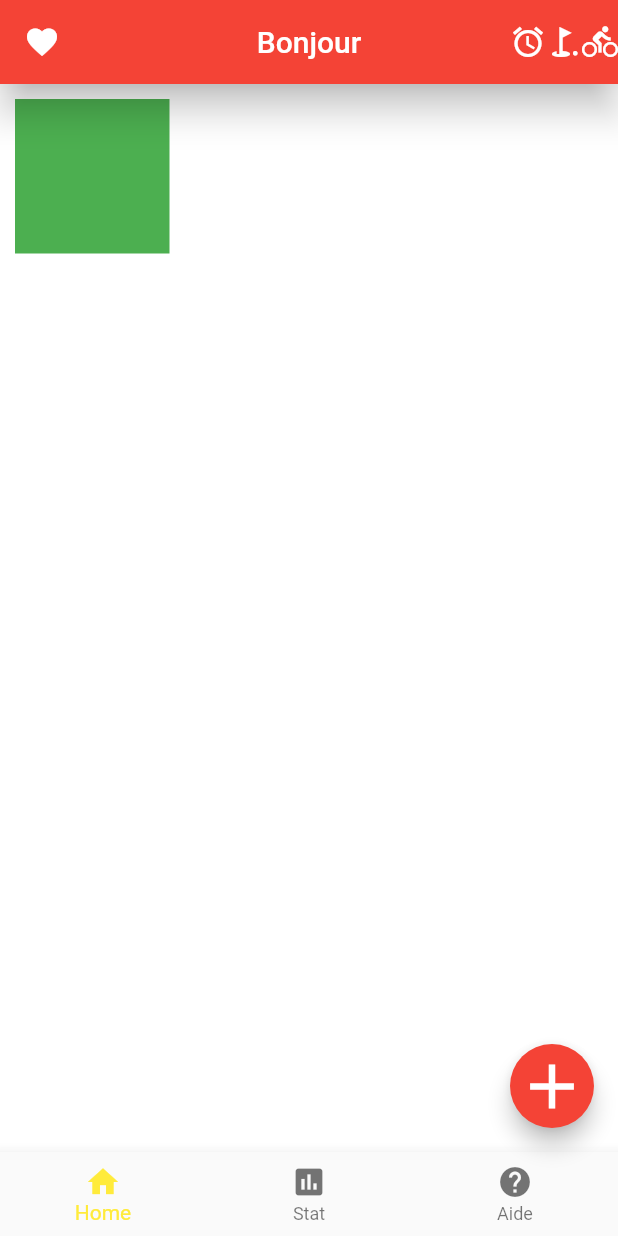
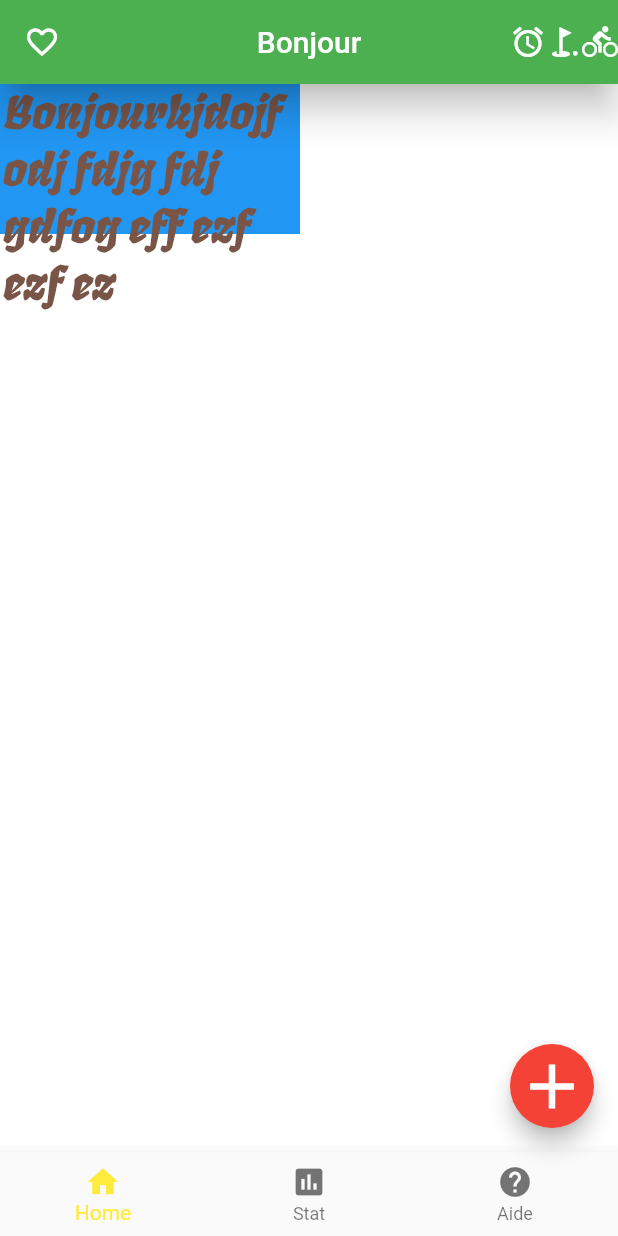
Before and after one commit to fabienlierville/di20-flutter-01widget, a Flutter app: the screen it shows after launch, after a tap on the "add" icon, on a phone screen of 412 x 824 dp. Run offline on Flutter 3.47's test engine with Material 2 defaults, Android fonts, the phone set to English and light mode, and no system bars.

Commit message:
Initial Commit

```diff
--- a/lib/Pages/home_page.dart
+++ b/lib/Pages/home_page.dart
@@ -12,6 +12,7 @@ class HomePage extends StatefulWidget {
 class _HomePageState extends State<HomePage> {
   bool _likethis = false;
   int _indexSelection = 0;
+  Color appBarColor = Colors.blueAccent;
 
   @override
   Widget build(BuildContext context) {
@@ -20,6 +21,7 @@ class _HomePageState extends State<HomePage> {
     return Scaffold(
       backgroundColor: Colors.white,
       appBar: AppBar(
+        backgroundColor: appBarColor,
         title: Text("Bonjour"),
         centerTitle: true,
         leading: IconButton(
@@ -37,7 +39,11 @@ class _HomePageState extends State<HomePage> {
         elevation: 10,
       ),
       floatingActionButton: FloatingActionButton(
-        onPressed: like,
+        onPressed: (){
+          setState(() {
+            appBarColor = Colors.green;
+          });
+        },
         backgroundColor: Colors.red,
         child: Icon(Icons.add, size: 50,),
       ),
@@ -56,10 +62,18 @@ class _HomePageState extends State<HomePage> {
         selectedItemColor: Colors.yellow,
       ),
       body: Container(
-        color:  Colors.green,
-        margin: EdgeInsets.all(10),
-        height: size.width / 4,
-        width: size.width / 4,
+        color:  Colors.blue,
+        width: 200,
+        height: 100,
+        child: Text("Bonjourkjdojf odj fdjg fdj gdfog eff ezf ezf ez",
+          style: TextStyle(
+            color: Colors.brown,
+            fontSize: 30,
+            fontStyle: FontStyle.italic,
+            fontFamily: "Fruktur"
+          ),
+          overflow: TextOverflow.visible,
+        ),
       ),
     );
   }
--- a/pubspec.yaml
+++ b/pubspec.yaml
@@ -74,3 +74,7 @@ flutter:
   #
   # For details regarding fonts from package dependencies,
   # see https://flutter.dev/custom-fonts/#from-packages
+  fonts:
+    - family: Fruktur
+      fonts:
+        - asset: Assets/Fonts/Fruktur-Regular.ttf
```
Also changed, not shown: Assets/Fonts/Fruktur-Regular.ttf (added).
